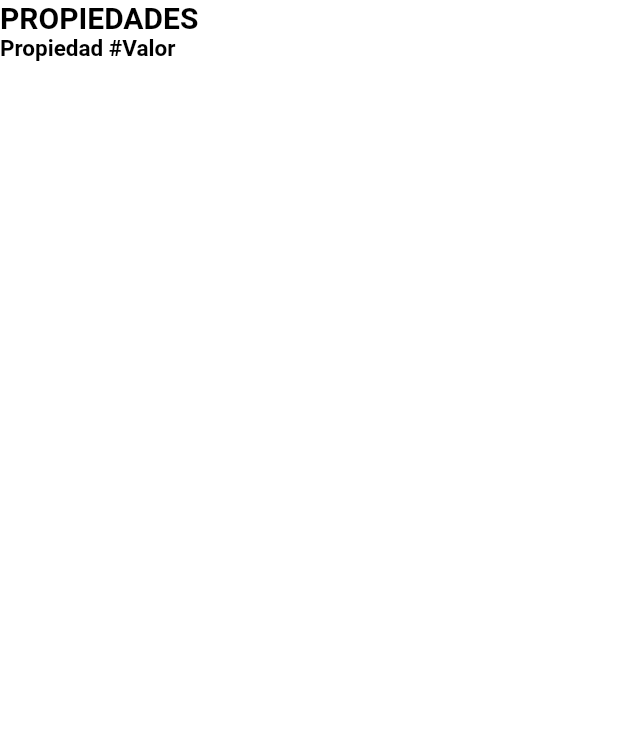
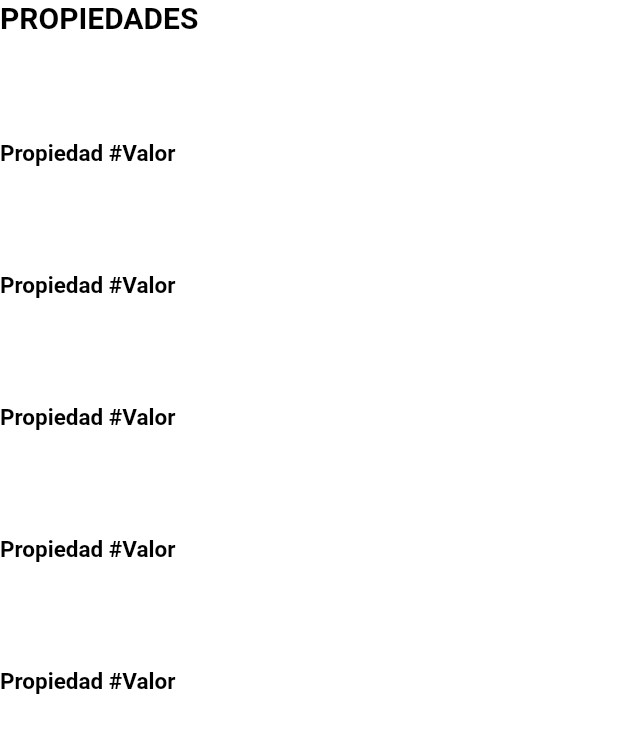
Before and after one commit to GarcesMJM/App-Transacciones, a Flutter app: the ConsultarbView screen opened directly, on a phone screen of 412 x 824 dp. Shown: the top 733 px of the screen. Run offline on Flutter 3.47's test engine with Material 2 defaults, Android fonts, the phone set to English and light mode, and no system bars; missing offline and left inert: dart:html.

Commit message:
Conexión de la vista Home con vista Consultar bienes

```diff
--- a/lib/views/consultarb_view.dart
+++ b/lib/views/consultarb_view.dart
@@ -23,6 +23,109 @@ class ConsultarbView extends StatelessWidget {
                 ),
               )
             ],
+          ),
+          const SizedBox(
+            height: 70,
+          ),
+          Row(
+            children: const[
+              Text(
+                "Propiedad #",
+                textAlign: TextAlign.left,
+                style: TextStyle(
+                  color: Colors.black,
+                  fontSize: 15,
+                  fontWeight: FontWeight.bold
+                ),
+              ),
+              Text(
+                "Valor",
+                textAlign: TextAlign.right,
+                style: TextStyle(
+                  color: Colors.black,
+                  fontSize: 15,
+                  fontWeight: FontWeight.bold
+                ),
+              )
+            ],
+          ),
+          const SizedBox(
+            height: 70,
+          ),
+          Row(
+            children: const[
+              Text(
+                "Propiedad #",
+                textAlign: TextAlign.left,
+                style: TextStyle(
+                  color: Colors.black,
+                  fontSize: 15,
+                  fontWeight: FontWeight.bold
+                ),
+              ),
+              Text(
+                "Valor",
+                textAlign: TextAlign.right,
+                style: TextStyle(
+                  color: Colors.black,
+                  fontSize: 15,
+                  fontWeight: FontWeight.bold
+                ),
+              )
+            ],
+          ),
+          const SizedBox(
+            height: 70,
+          ),
+          Row(
+            children: const[
+              Text(
+                "Propiedad #",
+                textAlign: TextAlign.left,
+                style: TextStyle(
+                  color: Colors.black,
+                  fontSize: 15,
+                  fontWeight: FontWeight.bold
+                ),
+              ),
+              Text(
+                "Valor",
+                textAlign: TextAlign.right,
+                style: TextStyle(
+                  color: Colors.black,
+                  fontSize: 15,
+                  fontWeight: FontWeight.bold
+                ),
+              )
+            ],
+          ),
+          const SizedBox(
+            height: 70,
+          ),
+          Row(
+            children: const[
+              Text(
+                "Propiedad #",
+                textAlign: TextAlign.left,
+                style: TextStyle(
+                  color: Colors.black,
+                  fontSize: 15,
+                  fontWeight: FontWeight.bold
+                ),
+              ),
+              Text(
+                "Valor",
+                textAlign: TextAlign.right,
+                style: TextStyle(
+                  color: Colors.black,
+                  fontSize: 15,
+                  fontWeight: FontWeight.bold
+                ),
+              )
+            ],
+          ),
+          const SizedBox(
+            height: 70,
           ),
           Row(
             children: const[
--- a/lib/views/home_view.dart
+++ b/lib/views/home_view.dart
@@ -2,6 +2,8 @@ import 'package:flutter/material.dart';
 import 'package:intro_flutter/modelos/persona.dart';
 import 'package:intro_flutter/views/login_view.dart';
 import 'package:intro_flutter/views/retirar_view.dart';
+
+import 'consultarb_view.dart';
 
 class HomeView extends StatelessWidget{
   const HomeView({super.key});
@@ -74,7 +76,8 @@ class HomeView extends StatelessWidget{
                 ),
                 ElevatedButton(
                   onPressed: (){
-
+                    Navigator.push(
+                              context, MaterialPageRoute(builder: (_) => const ConsultarbView()));
                   },
                   style: ElevatedButton.styleFrom(
               backgroundColor: Colors.grey,
```
